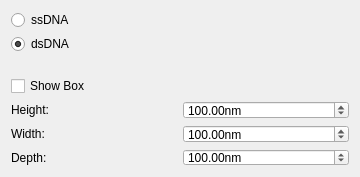
The window that AdenitaCoreSE/form/SEDSDNACreatorEditorGUI.ui (edellano/Adenita-SAMSON-Edition) describes before a commit, drawn with Qt 5.
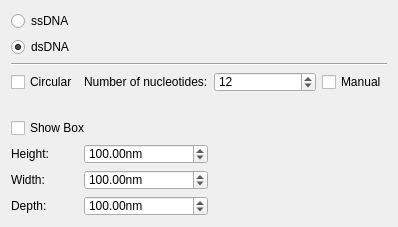
The same window after the commit.

Commit message: Added circular dsDNA and ssDNA to the dsDNA editor and a manual option to set the number of nucleotides of the part

Patch:
```diff
--- a/AdenitaCoreSE/form/SEDSDNACreatorEditorGUI.ui
+++ b/AdenitaCoreSE/form/SEDSDNACreatorEditorGUI.ui
@@ -6,14 +6,14 @@
    <rect>
     <x>0</x>
     <y>0</y>
-    <width>360</width>
-    <height>177</height>
+    <width>398</width>
+    <height>227</height>
    </rect>
   </property>
   <property name="minimumSize">
    <size>
-    <width>360</width>
-    <height>177</height>
+    <width>382</width>
+    <height>192</height>
    </size>
   </property>
   <property name="windowTitle">
@@ -22,7 +22,31 @@
   <layout class="QVBoxLayout" name="verticalLayout">
    <item>
     <layout class="QGridLayout" name="gridLayout">
-     <item row="1" column="0" colspan="2">
+     <item row="3" column="1">
+      <widget class="QLabel" name="label_4">
+       <property name="text">
+        <string>Number of nucleotides:</string>
+       </property>
+      </widget>
+     </item>
+     <item row="3" column="0">
+      <widget class="QCheckBox" name="chkCircular">
+       <property name="text">
+        <string>Circular</string>
+       </property>
+      </widget>
+     </item>
+     <item row="3" column="2" colspan="2">
+      <widget class="QSpinBox" name="spnNumberNucleotides">
+       <property name="maximum">
+        <number>10000</number>
+       </property>
+       <property name="value">
+        <number>12</number>
+       </property>
+      </widget>
+     </item>
+     <item row="1" column="0" colspan="5">
       <widget class="QRadioButton" name="rndDSDNA">
        <property name="text">
         <string>dsDNA</string>
@@ -32,14 +56,40 @@
        </property>
       </widget>
      </item>
-     <item row="0" column="0" colspan="2">
+     <item row="0" column="0" colspan="5">
       <widget class="QRadioButton" name="rdnSSDNA">
        <property name="text">
         <string>ssDNA</string>
        </property>
       </widget>
      </item>
-     <item row="2" column="0" colspan="2">
+     <item row="7" column="1">
+      <widget class="QDoubleSpinBox" name="spnBoxWidth">
+       <property name="suffix">
+        <string>nm</string>
+       </property>
+       <property name="maximum">
+        <double>10000.000000000000000</double>
+       </property>
+       <property name="value">
+        <double>100.000000000000000</double>
+       </property>
+      </widget>
+     </item>
+     <item row="6" column="1">
+      <widget class="QDoubleSpinBox" name="spnBoxHeight">
+       <property name="suffix">
+        <string>nm</string>
+       </property>
+       <property name="maximum">
+        <double>10000.000000000000000</double>
+       </property>
+       <property name="value">
+        <double>100.000000000000000</double>
+       </property>
+      </widget>
+     </item>
+     <item row="4" column="0" colspan="5">
       <spacer name="horizontalSpacer">
        <property name="orientation">
         <enum>Qt::Horizontal</enum>
@@ -52,61 +102,42 @@
        </property>
       </spacer>
      </item>
-     <item row="3" column="0" colspan="2">
-      <widget class="QCheckBox" name="chkShowBox">
-       <property name="text">
-        <string>Show Box</string>
-       </property>
-      </widget>
-     </item>
-     <item row="4" column="0">
+     <item row="6" column="0">
       <widget class="QLabel" name="label">
        <property name="text">
         <string>Height:</string>
        </property>
       </widget>
      </item>
-     <item row="5" column="1">
-      <widget class="QDoubleSpinBox" name="spnBoxWidth">
-       <property name="suffix">
-        <string>nm</string>
-       </property>
-       <property name="maximum">
-        <double>10000.000000000000000</double>
-       </property>
-       <property name="value">
-        <double>100.000000000000000</double>
-       </property>
-      </widget>
-     </item>
-     <item row="4" column="1">
-      <widget class="QDoubleSpinBox" name="spnBoxHeight">
-       <property name="suffix">
-        <string>nm</string>
-       </property>
-       <property name="maximum">
-        <double>10000.000000000000000</double>
-       </property>
-       <property name="value">
-        <double>100.000000000000000</double>
-       </property>
-      </widget>
-     </item>
-     <item row="5" column="0">
-      <widget class="QLabel" name="label_2">
+     <item row="5" column="0" colspan="5">
+      <widget class="QCheckBox" name="chkShowBox">
        <property name="text">
-        <string>Width:</string>
+        <string>Show Box</string>
        </property>
       </widget>
      </item>
-     <item row="6" column="0">
+     <item row="8" column="0">
       <widget class="QLabel" name="label_3">
        <property name="text">
         <string>Depth:</string>
        </property>
       </widget>
      </item>
-     <item row="6" column="1">
+     <item row="7" column="0">
+      <widget class="QLabel" name="label_2">
+       <property name="text">
+        <string>Width:</string>
+       </property>
+      </widget>
+     </item>
+     <item row="3" column="4">
+      <widget class="QCheckBox" name="chkManual">
+       <property name="text">
+        <string>Manual</string>
+       </property>
+      </widget>
+     </item>
+     <item row="8" column="1">
       <widget class="QDoubleSpinBox" name="spnBoxDepth">
        <property name="suffix">
         <string>nm</string>
@@ -119,6 +150,13 @@
        </property>
       </widget>
      </item>
+     <item row="2" column="0" colspan="5">
+      <widget class="Line" name="line">
+       <property name="orientation">
+        <enum>Qt::Horizontal</enum>
+       </property>
+      </widget>
+     </item>
     </layout>
    </item>
   </layout>
```
Left out of the diff: 51 changed lines with no effect on the pictures. The commit also changes 12 other files.
